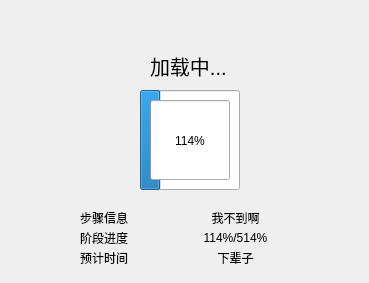
baiyao105/Class-Manager, file widgets/ui/LoadingScreen.ui: the form before one commit.
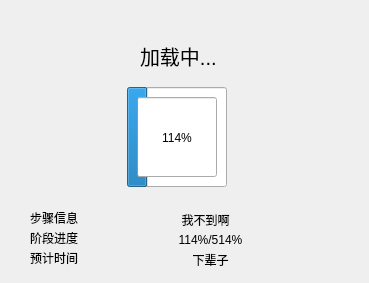
The form after the commit. Custom widgets are drawn as their Qt base class.

```diff
--- a/widgets/ui/LoadingScreen.ui
+++ b/widgets/ui/LoadingScreen.ui
@@ -16,8 +16,8 @@
   <widget class="ProgressRing" name="ProgressRing">
    <property name="geometry">
     <rect>
-     <x>140</x>
-     <y>90</y>
+     <x>127</x>
+     <y>87</y>
      <width>100</width>
      <height>100</height>
     </rect>
@@ -35,8 +35,8 @@
   <widget class="IndeterminateProgressRing" name="IndeterminateProgressRing">
    <property name="geometry">
     <rect>
-     <x>150</x>
-     <y>100</y>
+     <x>137</x>
+     <y>97</y>
      <width>80</width>
      <height>80</height>
     </rect>
@@ -51,7 +51,7 @@
   <widget class="QLabel" name="label">
    <property name="geometry">
     <rect>
-     <x>80</x>
+     <x>30</x>
      <y>210</y>
      <width>54</width>
      <height>16</height>
@@ -64,8 +64,8 @@
   <widget class="QLabel" name="label_2">
    <property name="geometry">
     <rect>
-     <x>163</x>
-     <y>133</y>
+     <x>150</x>
+     <y>130</y>
      <width>54</width>
      <height>16</height>
     </rect>
@@ -80,8 +80,8 @@
   <widget class="QLabel" name="label_3">
    <property name="geometry">
     <rect>
-     <x>150</x>
-     <y>40</y>
+     <x>140</x>
+     <y>30</y>
      <width>181</width>
      <height>51</height>
     </rect>
@@ -98,7 +98,7 @@
   <widget class="QLabel" name="label_4">
    <property name="geometry">
     <rect>
-     <x>80</x>
+     <x>30</x>
      <y>230</y>
      <width>54</width>
      <height>16</height>
@@ -111,7 +111,7 @@
   <widget class="QLabel" name="label_5">
    <property name="geometry">
     <rect>
-     <x>80</x>
+     <x>30</x>
      <y>250</y>
      <width>54</width>
      <height>16</height>
@@ -124,10 +124,10 @@
   <widget class="QLabel" name="label_6">
    <property name="geometry">
     <rect>
-     <x>140</x>
+     <x>80</x>
      <y>210</y>
-     <width>191</width>
-     <height>16</height>
+     <width>251</width>
+     <height>20</height>
     </rect>
    </property>
    <property name="text">
@@ -140,10 +140,10 @@
   <widget class="QLabel" name="label_7">
    <property name="geometry">
     <rect>
-     <x>140</x>
+     <x>90</x>
      <y>230</y>
-     <width>191</width>
-     <height>16</height>
+     <width>241</width>
+     <height>20</height>
     </rect>
    </property>
    <property name="text">
@@ -156,10 +156,10 @@
   <widget class="QLabel" name="label_8">
    <property name="geometry">
     <rect>
-     <x>140</x>
+     <x>90</x>
      <y>250</y>
-     <width>191</width>
-     <height>16</height>
+     <width>241</width>
+     <height>20</height>
     </rect>
    </property>
    <property name="text">
```
